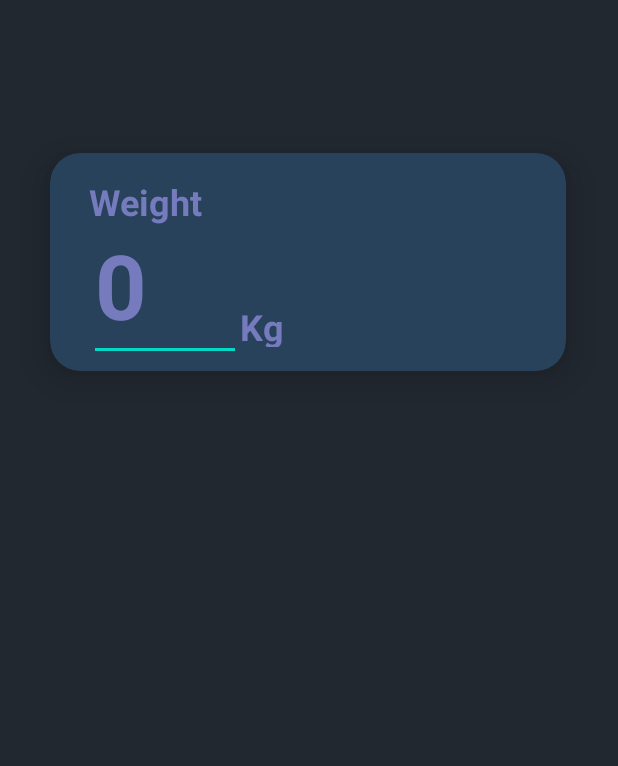
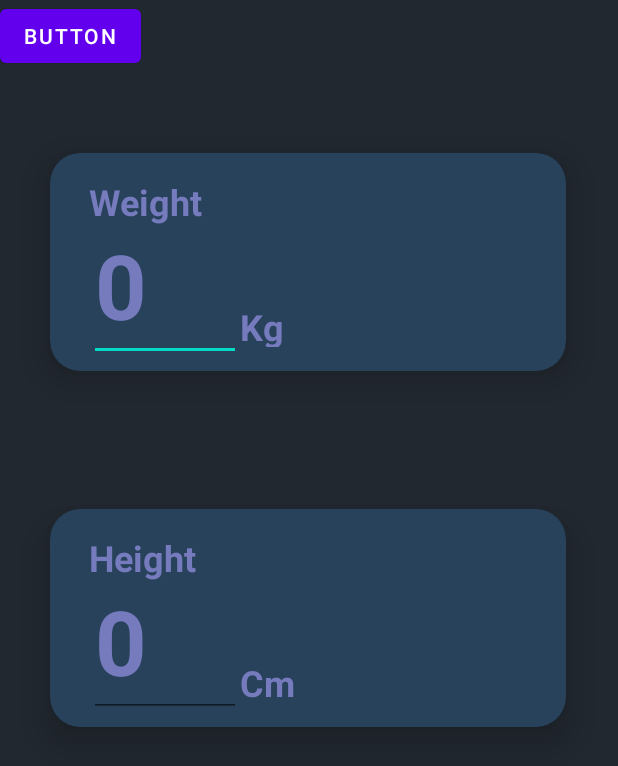
Before and after one commit to czechoslovakia36/Android-Projects, an Android app: the screen it shows after launch (MainActivity), on a phone screen of 412 x 824 dp. Shown: the top 766 px of the screen. Run offline under Robolectric (Android 15) with nearby library versions, the phone set to English and light mode, and no system bars.

Commit message:
height cardView and button added

```diff
--- a/app/src/main/res/layout/activity_main.xml
+++ b/app/src/main/res/layout/activity_main.xml
@@ -5,7 +5,7 @@
     android:layout_width="match_parent"
     android:layout_height="match_parent"
     android:background="@color/layout_background"
-    tools:context=".MainActivity" >
+    tools:context=".MainActivity">
 
     <androidx.cardview.widget.CardView
         android:id="@+id/cvWeight"
@@ -76,4 +76,83 @@
         </androidx.constraintlayout.widget.ConstraintLayout>
     </androidx.cardview.widget.CardView>
 
+
+    <!--    Card view Height -->
+    <androidx.cardview.widget.CardView
+        android:id="@+id/cvHeight"
+        android:layout_width="344dp"
+        android:layout_height="145dp"
+        app:cardBackgroundColor="@color/card_backgroud"
+        app:cardCornerRadius="20dp"
+        app:cardElevation="15dp"
+        app:cardMaxElevation="15dp"
+        app:layout_constraintBottom_toBottomOf="parent"
+        app:layout_constraintEnd_toEndOf="parent"
+        app:layout_constraintHorizontal_bias="0.492"
+        app:layout_constraintStart_toStartOf="parent"
+        app:layout_constraintTop_toTopOf="parent"
+        app:layout_constraintVertical_bias="0.5">
+
+        <androidx.constraintlayout.widget.ConstraintLayout
+            android:layout_width="match_parent"
+            android:layout_height="match_parent">
+
+            <TextView
+                android:id="@+id/tvHeight"
+                android:layout_width="wrap_content"
+                android:layout_height="wrap_content"
+                android:text="Height"
+                android:textColor="@color/text_hint"
+                android:textSize="24sp"
+                android:textStyle="bold"
+                app:layout_constraintBottom_toBottomOf="parent"
+                app:layout_constraintEnd_toEndOf="parent"
+                app:layout_constraintHorizontal_bias="0.096"
+                app:layout_constraintStart_toStartOf="parent"
+                app:layout_constraintTop_toTopOf="parent"
+                app:layout_constraintVertical_bias="0.141" />
+
+            <EditText
+                android:id="@+id/etHeight"
+                android:layout_width="101dp"
+                android:layout_height="84dp"
+                android:ems="10"
+                android:hint="0"
+                android:inputType="number"
+                android:textColor="@color/white"
+                android:textColorHint="@color/text_hint"
+                android:textSize="60sp"
+                android:textStyle="bold"
+                app:layout_constraintBottom_toBottomOf="parent"
+                app:layout_constraintEnd_toEndOf="parent"
+                app:layout_constraintHorizontal_bias="0.106"
+                app:layout_constraintStart_toStartOf="parent"
+                app:layout_constraintTop_toTopOf="parent"
+                app:layout_constraintVertical_bias="0.893" />
+
+            <TextView
+                android:id="@+id/etCm"
+                android:layout_width="72dp"
+                android:layout_height="30dp"
+                android:text="Cm"
+                android:textColor="@color/text_hint"
+                android:textSize="24sp"
+                android:textStyle="bold"
+                app:layout_constraintBottom_toBottomOf="parent"
+                app:layout_constraintEnd_toEndOf="parent"
+                app:layout_constraintHorizontal_bias="0.466"
+                app:layout_constraintStart_toStartOf="parent"
+                app:layout_constraintTop_toTopOf="parent"
+                app:layout_constraintVertical_bias="0.86" />
+        </androidx.constraintlayout.widget.ConstraintLayout>
+    </androidx.cardview.widget.CardView>
+
+    <Button
+        android:id="@+id/button"
+        android:layout_width="wrap_content"
+        android:layout_height="wrap_content"
+        android:text="Button"
+        tools:layout_editor_absoluteX="152dp"
+        tools:layout_editor_absoluteY="524dp" />
+
 </androidx.constraintlayout.widget.ConstraintLayout>
```
